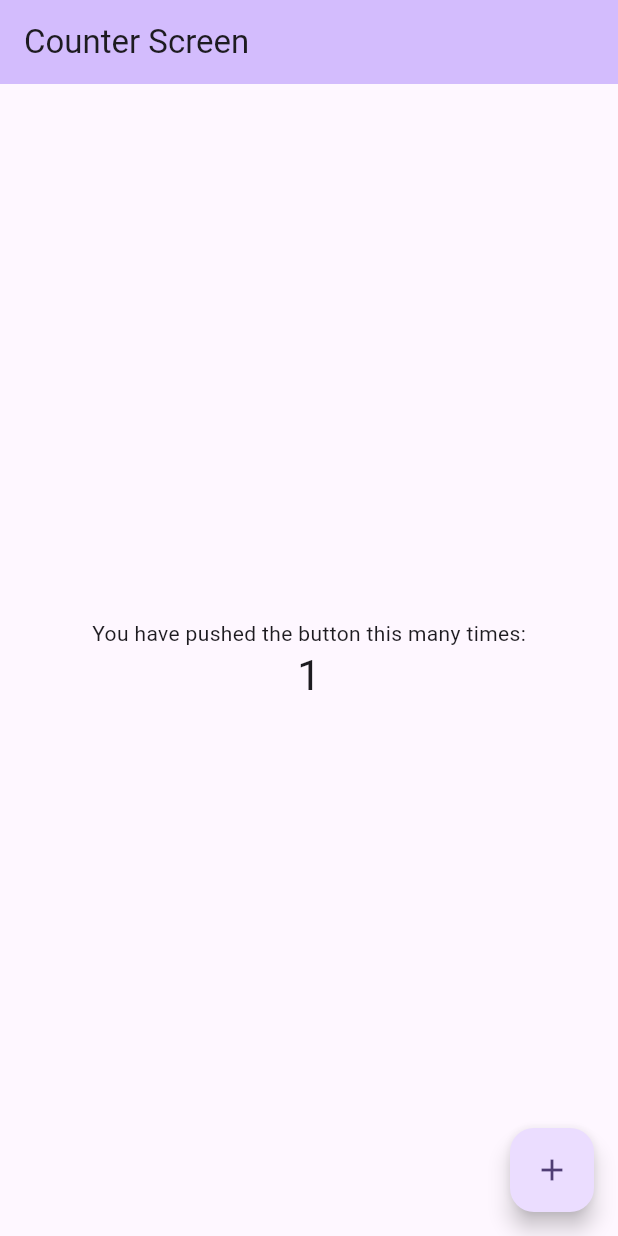
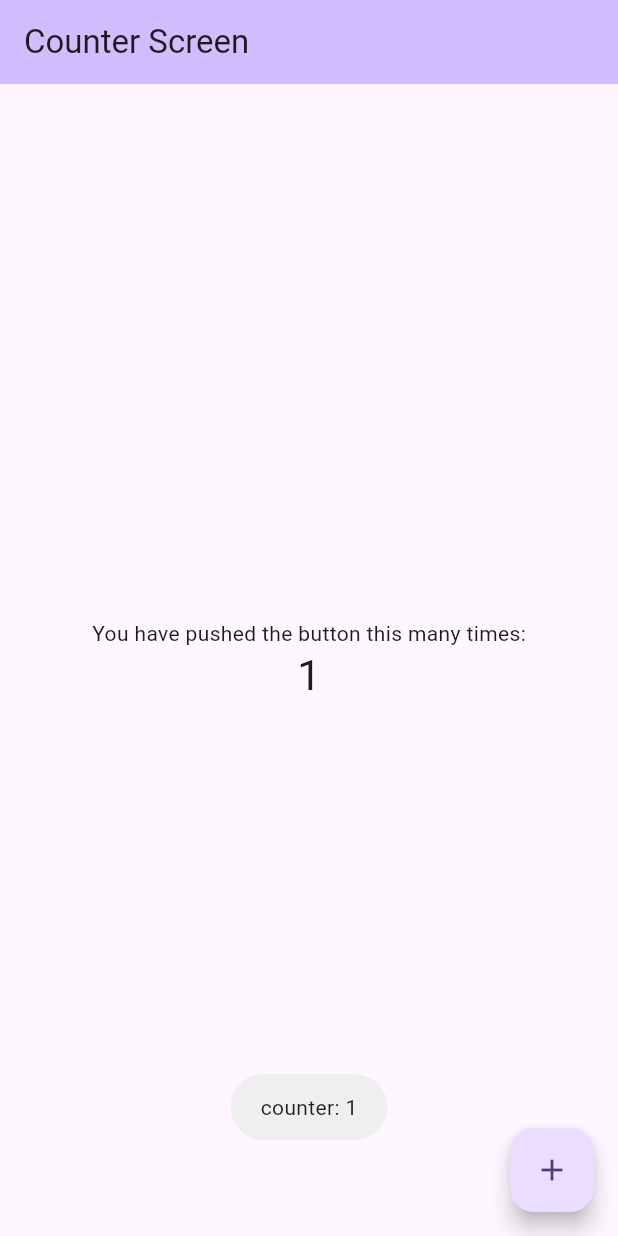
Before and after one commit to Rwan00/state_management_task, a Flutter app: the screen it shows after launch, after a tap on the "add" icon, on a phone screen of 412 x 824 dp. Run offline on Flutter 3.47's test engine with Material 3 defaults, Android fonts, the phone set to English and light mode, and no system bars; our stand-ins replace flutter_bloc, fluttertoast.

```diff
--- a/lib/counter_screen.dart
+++ b/lib/counter_screen.dart
@@ -1,19 +1,18 @@
 import 'package:flutter/material.dart';
+import 'package:flutter_bloc/flutter_bloc.dart';
+import 'package:fluttertoast/fluttertoast.dart';
+import 'package:state_management_task/cubit/counter_cubit.dart';
 
 class CounterScreen extends StatefulWidget {
-  const CounterScreen({super.key,});
+  const CounterScreen({super.key});
 
   @override
   State<CounterScreen> createState() => _CounterScreenState();
 }
 
 class _CounterScreenState extends State<CounterScreen> {
-  int _counter = 0;
-
   void _incrementCounter() {
-    setState(() {
-      _counter++;
-    });
+    context.read<CounterCubit>().incrementCounter();
   }
 
   @override
@@ -28,9 +27,20 @@ class _CounterScreenState extends State<CounterScreen> {
           mainAxisAlignment: MainAxisAlignment.center,
           children: <Widget>[
             const Text('You have pushed the button this many times:'),
-            Text(
-              '$_counter',
-              style: Theme.of(context).textTheme.headlineMedium,
+            BlocConsumer<CounterCubit, CounterState>(
+              listener: (context, state) {
+                if (state is CounterIsIncremented) {
+                  Fluttertoast.showToast(
+                    msg: "counter: ${context.read<CounterCubit>().counter}",
+                  );
+                }
+              },
+              builder: (context, state) {
+                return Text(
+                  context.watch<CounterCubit>().counter.toString(),
+                  style: Theme.of(context).textTheme.headlineMedium,
+                );
+              },
             ),
           ],
         ),
--- a/lib/main.dart
+++ b/lib/main.dart
@@ -1,5 +1,7 @@
 import 'package:flutter/material.dart';
+import 'package:flutter_bloc/flutter_bloc.dart';
 import 'package:state_management_task/counter_screen.dart' show CounterScreen;
+import 'package:state_management_task/cubit/counter_cubit.dart';
 
 void main() {
   runApp(const MyApp());
@@ -11,10 +13,12 @@ class MyApp extends StatelessWidget {
   Widget build(BuildContext context) {
     return MaterialApp(
       theme: ThemeData(
-
         colorScheme: ColorScheme.fromSeed(seedColor: Colors.deepPurple),
       ),
-      home: const CounterScreen(),
+      home: BlocProvider(
+        create: (context) => CounterCubit(),
+        child: const CounterScreen(),
+      ),
     );
   }
 }
--- a/pubspec.yaml
+++ b/pubspec.yaml
@@ -35,6 +35,7 @@ dependencies:
   # Use with the CupertinoIcons class for iOS style icons.
   cupertino_icons: ^1.0.8
   flutter_bloc: ^9.1.1
+  fluttertoast: ^9.0.0
 
 
 dev_dependencies:
```
Also changed, not shown: pubspec.lock.
